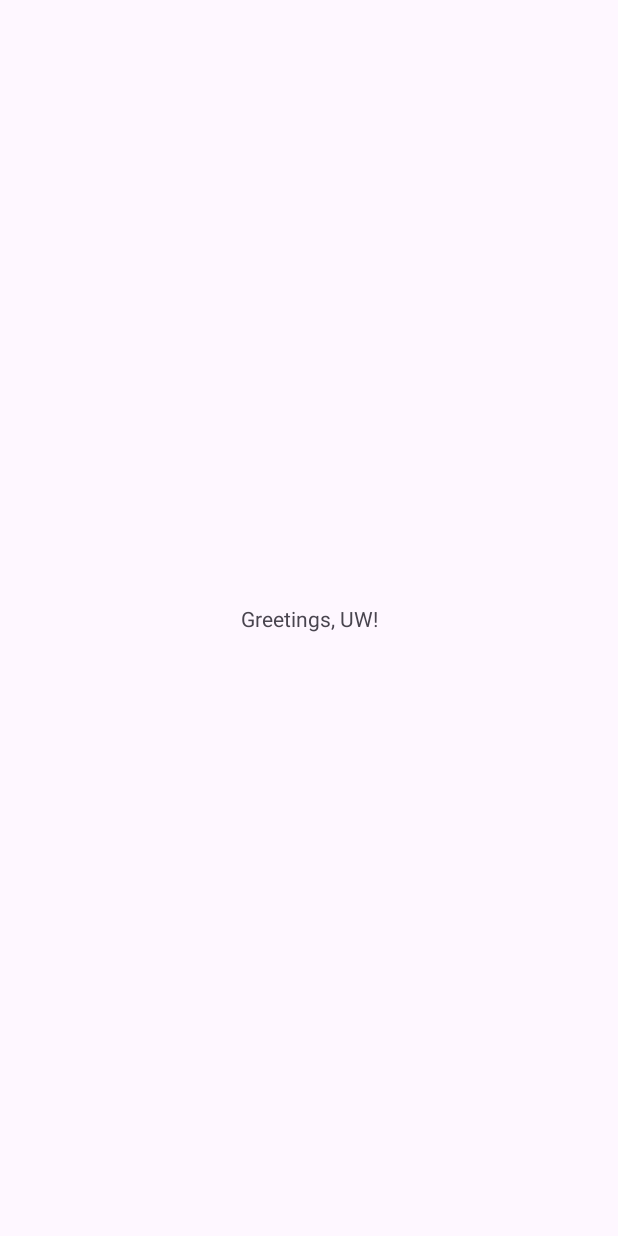
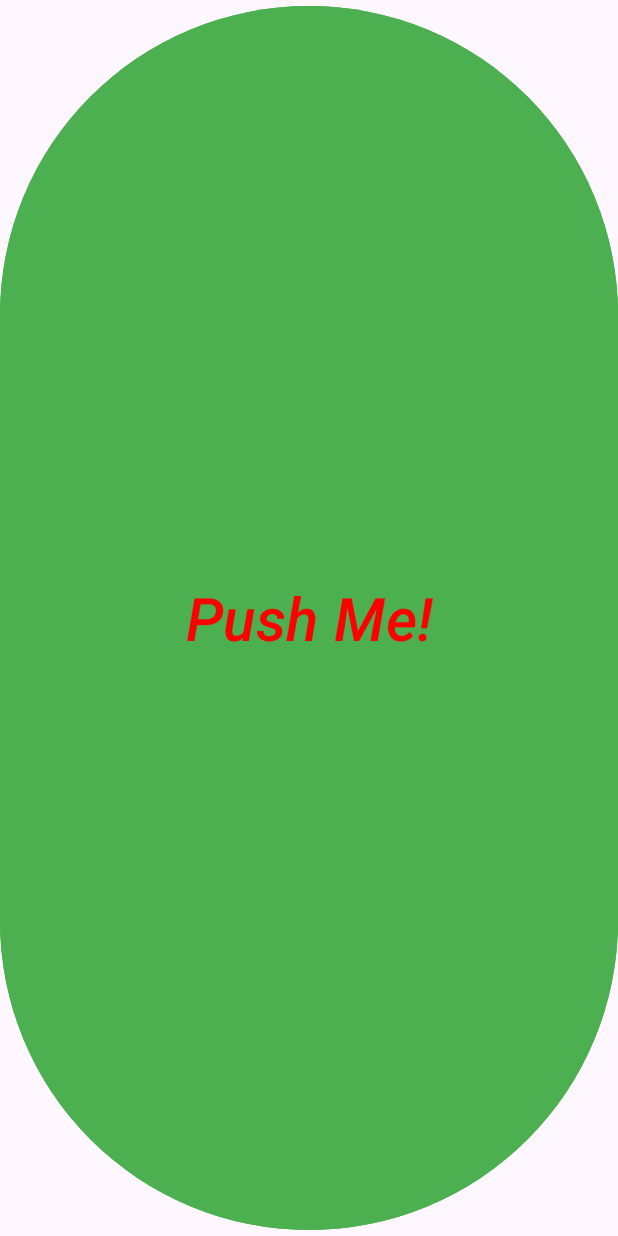
Before and after one commit to zRustyz/INFO448-BigGoButton, an Android app: the screen it shows after launch (MainActivity), on a phone screen of 412 x 824 dp. Before the commit the screen is almost empty. Run offline under Robolectric (Android 15) with nearby library versions, the phone set to English and light mode, and no system bars.

```diff
--- a/app/src/main/java/edu/uw/ischool/rliu05/activityspy/MainActivity.kt
+++ b/app/src/main/java/edu/uw/ischool/rliu05/activityspy/MainActivity.kt
@@ -3,11 +3,14 @@ package edu.uw.ischool.rliu05.activityspy
 import androidx.appcompat.app.AppCompatActivity
 import android.os.Bundle
 import android.util.Log
+import android.widget.Button
 
 
 class MainActivity : AppCompatActivity() {
 
     private val TAG: String = "activitySpy"
+    private lateinit var btnPushMe: Button
+    private var num = 0
     override fun onCreate(savedInstanceState: Bundle?) {
         super.onCreate(savedInstanceState)
         Log.i(TAG, "onCreate event fired")
@@ -15,6 +18,13 @@ class MainActivity : AppCompatActivity() {
             Log.i(TAG, "onCreate - savedInstanceState: $savedInstanceState")
         }
         setContentView(R.layout.activity_main)
+        btnPushMe = this.findViewById(R.id.btnPushMe)
+        btnPushMe.setOnClickListener {
+            num++
+            Log.i(TAG, "You have pushed me $num ${if (num < 2) "time" else "times"}")
+            btnPushMe.setText("You have pushed me $num ${if (num < 2) "time" else "times"}")
+        }
+
     }
     override fun onStart() {
         super.onStart()
--- a/app/src/main/res/layout/activity_main.xml
+++ b/app/src/main/res/layout/activity_main.xml
@@ -6,13 +6,16 @@
     android:layout_height="match_parent"
     tools:context=".MainActivity">
 
-    <TextView
-        android:layout_width="wrap_content"
-        android:layout_height="wrap_content"
-        android:text="Greetings, UW!"
-        app:layout_constraintBottom_toBottomOf="parent"
+    <Button
+        android:id="@+id/btnPushMe"
+        android:layout_width="match_parent"
+        android:layout_height="match_parent"
+        android:backgroundTint="#4CAF50"
+        android:text="Push Me!"
+        android:textColor="#FF0000"
+        android:textSize="40dp"
+        android:textStyle="italic"
         app:layout_constraintEnd_toEndOf="parent"
-        app:layout_constraintStart_toStartOf="parent"
-        app:layout_constraintTop_toTopOf="parent" />
+        tools:layout_editor_absoluteY="0dp" />
 
 </androidx.constraintlayout.widget.ConstraintLayout>
```
